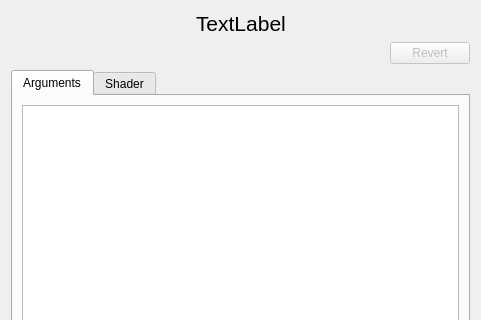
Qt form gui/ui/argumentseditor.ui (apitrace/apitrace) before a commit; both pictures show x 0 to 481 and y 0 to 320 of the 481 by 615 pixel window.
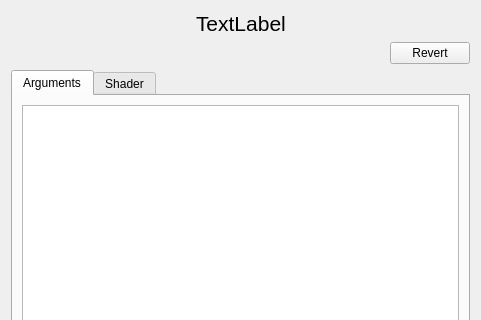
The same form after that commit. Icons and pictures are not drawn. Custom widgets are drawn as their Qt base class.

Diff of the .ui file:
```diff
--- a/gui/ui/argumentseditor.ui
+++ b/gui/ui/argumentseditor.ui
@@ -82,7 +82,7 @@
      <item>
       <widget class="QPushButton" name="revertButton">
        <property name="enabled">
-        <bool>false</bool>
+        <bool>true</bool>
        </property>
        <property name="text">
         <string>Revert</string>
```
